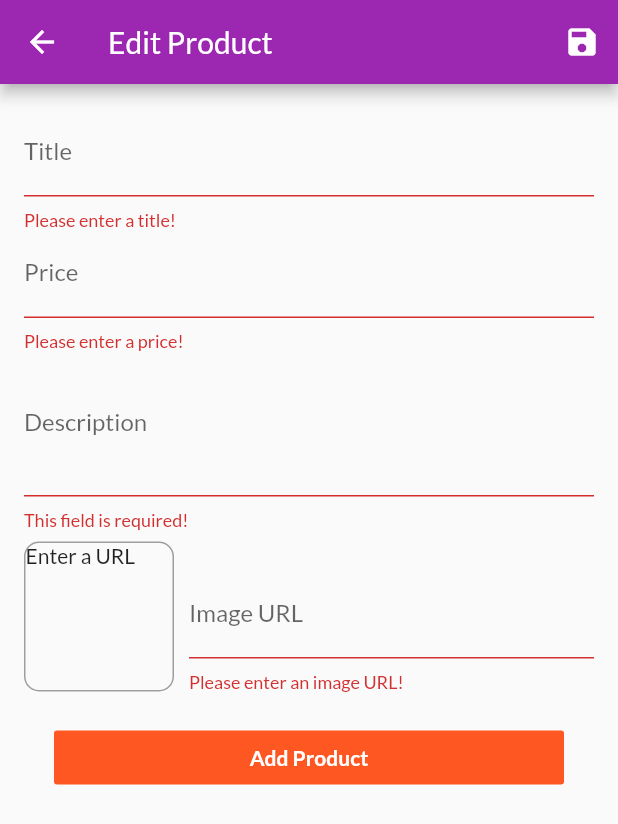
After one commit to Olaoluwa1995/shop-app, a Flutter app: the EditProductScreen screen opened by its route, after a tap on "Add Product", on a phone screen of 412 x 824 dp. The commit adds this screen. Shown: the top 824 px of the screen. Run offline on Flutter 3.47's test engine with Material 2 defaults, Android fonts, the phone set to English and light mode, and no system bars; network calls fail.

Commit message:
feature: edit product screen and add product

```diff
--- a/lib/main.dart
+++ b/lib/main.dart
@@ -9,6 +9,7 @@ import './screens/cart_screen.dart';
 import './providers/orders.dart';
 import './screens/order_screen.dart';
 import './screens/user_products_screen.dart';
+import './screens/edit_product_screen.dart';
 
 void main() {
   runApp(MyApp());
@@ -45,6 +46,7 @@ class MyApp extends StatelessWidget {
           CartScreen.routeName: (ctx) => CartScreen(),
           OrderScreen.routeName: (ctx) => OrderScreen(),
           UserProductsScreen.routeName: (ctx) => UserProductsScreen(),
+          EditProductScreen.routeName: (ctx) => EditProductScreen()
         },
       ),
     );
--- a/lib/providers/products.dart
+++ b/lib/providers/products.dart
@@ -60,8 +60,8 @@ class Products with ChangeNotifier {
   //   _showFavoritesOnly = false;
   // }
 
-  void appProduct() {
-    // _items.add(value);
+  void aadProduct(Product product) {
+    _items.add(product);
     notifyListeners();
   }
 }
--- /dev/null
+++ b/lib/screens/edit_product_screen.dart
@@ -0,0 +1,246 @@
+import 'package:flutter/material.dart';
+import 'package:provider/provider.dart';
+
+import '../providers/product.dart';
+import '../providers/products.dart';
+
+class EditProductScreen extends StatefulWidget {
+  static const routeName = '/editProduct';
+  @override
+  _EditProductScreenState createState() => _EditProductScreenState();
+}
+
+class _EditProductScreenState extends State<EditProductScreen> {
+  final _priceFocusNode = FocusNode();
+  final _descriptionFocusNode = FocusNode();
+  final _imageUrlController = TextEditingController();
+  final _imageUrlFocusNode = FocusNode();
+  final _form = GlobalKey<FormState>();
+  var _editProduct = Product(
+    id: DateTime.now().toString(),
+    title: '',
+    imageUrl: '',
+    price: 0,
+    description: '',
+  );
+
+  @override
+  void initState() {
+    _imageUrlFocusNode.addListener(_updateImageUrl);
+    super.initState();
+  }
+
+  @override
+  void dispose() {
+    _imageUrlFocusNode.removeListener(_updateImageUrl);
+    _priceFocusNode.dispose();
+    _descriptionFocusNode.dispose();
+    _imageUrlController.dispose();
+    _imageUrlFocusNode.dispose();
+    super.dispose();
+  }
+
+  void _updateImageUrl() {
+    if (!_imageUrlFocusNode.hasFocus) {
+      if (_imageUrlController.text.isEmpty ||
+          (!_imageUrlController.text.startsWith('http') &&
+              !_imageUrlController.text.startsWith('https')) ||
+          (!_imageUrlController.text.endsWith('.jpg') &&
+              !_imageUrlController.text.endsWith('png') &&
+              !_imageUrlController.text.endsWith('jpeg'))) {
+        return;
+      }
+      setState(() {});
+    }
+  }
+
+  void _addProduct() {
+    final isValid = _form.currentState.validate();
+    if (!isValid) {
+      return;
+    }
+    _form.currentState.save();
+    Provider.of<Products>(context, listen: false).aadProduct(_editProduct);
+    Navigator.of(context).pop();
+  }
+
+  @override
+  Widget build(BuildContext context) {
+    return Scaffold(
+      appBar: AppBar(
+        title: Text('Edit Product'),
+        actions: [
+          IconButton(
+            icon: Icon(Icons.save),
+            onPressed: _addProduct,
+          )
+        ],
+      ),
+      body: Padding(
+        padding: const EdgeInsets.all(16.0),
+        child: Form(
+          key: _form,
+          child: ListView(
+            children: [
+              TextFormField(
+                decoration: InputDecoration(labelText: 'Title'),
+                textInputAction: TextInputAction.next,
+                onFieldSubmitted: (_) {
+                  FocusScope.of(context).requestFocus(_priceFocusNode);
+                },
+                onSaved: (value) {
+                  _editProduct = Product(
+                    id: _editProduct.id,
+                    title: value,
+                    description: _editProduct.description,
+                    price: _editProduct.price,
+                    imageUrl: _editProduct.imageUrl,
+                  );
+                },
+                validator: (value) {
+                  if (value.isEmpty) {
+                    return 'Please enter a title!';
+                  }
+                  return null;
+                },
+              ),
+              TextFormField(
+                decoration: InputDecoration(labelText: 'Price'),
+                textInputAction: TextInputAction.next,
+                keyboardType: TextInputType.number,
+                focusNode: _priceFocusNode,
+                onFieldSubmitted: (_) {
+                  FocusScope.of(context).requestFocus(_descriptionFocusNode);
+                },
+                onSaved: (value) {
+                  _editProduct = Product(
+                    id: _editProduct.id,
+                    title: _editProduct.title,
+                    description: _editProduct.description,
+                    price: double.parse(value),
+                    imageUrl: _editProduct.imageUrl,
+                  );
+                },
+                validator: (value) {
+                  if (value.isEmpty) {
+                    return 'Please enter a price!';
+                  }
+                  if (double.tryParse(value) == null) {
+                    return 'Please enter a valid number!';
+                  }
+                  if (double.parse(value) <= 0) {
+                    return 'Price must be greater than 0';
+                  }
+                  return null;
+                },
+              ),
+              TextFormField(
+                decoration: InputDecoration(labelText: 'Description'),
+                maxLines: 3,
+                keyboardType: TextInputType.multiline,
+                focusNode: _descriptionFocusNode,
+                onSaved: (value) {
+                  _editProduct = Product(
+                    id: _editProduct.id,
+                    title: _editProduct.title,
+                    description: value,
+                    price: _editProduct.price,
+                    imageUrl: _editProduct.imageUrl,
+                  );
+                },
+                validator: (value) {
+                  if (value.isEmpty) {
+                    return 'This field is required!';
+                  }
+
+                  if (value.length <= 10) {
+                    return 'Please description should be al least than 10 letters';
+                  }
+                  return null;
+                },
+              ),
+              Row(
+                crossAxisAlignment: CrossAxisAlignment.end,
+                children: [
+                  Container(
+                    width: 100,
+                    height: 100,
+                    margin: const EdgeInsets.only(
+                      top: 8,
+                      right: 10,
+                    ),
+                    decoration: BoxDecoration(
+                      border: Border.all(
+                        width: 1,
+                        color: Colors.grey,
+                      ),
+                      borderRadius: BorderRadius.all(Radius.circular(10)),
+                    ),
+                    child: _imageUrlController.text.isEmpty
+                        ? Text('Enter a URL')
+                        : FittedBox(
+                            child: Image.network(
+                              _imageUrlController.text,
+                              fit: BoxFit.cover,
+                            ),
+                          ),
+                  ),
+                  Expanded(
+                    child: TextFormField(
+                      decoration: InputDecoration(labelText: 'Image URL'),
+                      keyboardType: TextInputType.url,
+                      textInputAction: TextInputAction.done,
+                      controller: _imageUrlController,
+                      focusNode: _imageUrlFocusNode,
+                      onFieldSubmitted: (_) {
+                        _addProduct();
+                      },
+                      onSaved: (value) {
+                        _editProduct = Product(
+                          id: _editProduct.id,
+                          title: _editProduct.title,
+                          description: _editProduct.description,
+                          price: _editProduct.price,
+                          imageUrl: value,
+                        );
+                      },
+                      validator: (value) {
+                        if (value.isEmpty) {
+                          return 'Please enter an image URL!';
+                        }
+
+                        if (!value.startsWith('http') &&
+                            !value.startsWith('https')) {
+                          return 'Please enter a valid URL';
+                        }
+
+                        if (!value.endsWith('.jpg') &&
+                            !value.endsWith('png') &&
+                            !value.endsWith('jpeg')) {
+                          return 'Please enter a valid image URL';
+                        }
+                        return null;
+                      },
+                    ),
+                  )
+                ],
+              ),
+              Padding(
+                padding: const EdgeInsets.all(20.0),
+                child: FlatButton(
+                  onPressed: _addProduct,
+                  child: Text(
+                    'Add Product',
+                    style: TextStyle(
+                        color: Colors.white, fontWeight: FontWeight.bold),
+                  ),
+                  color: Theme.of(context).accentColor,
+                ),
+              )
+            ],
+          ),
+        ),
+      ),
+    );
+  }
+}
--- a/lib/screens/user_products_screen.dart
+++ b/lib/screens/user_products_screen.dart
@@ -4,6 +4,7 @@ import 'package:provider/provider.dart';
 import '../providers/products.dart';
 import '../widgets/user_product_item.dart';
 import '../widgets/app_drawer.dart';
+import '../screens/edit_product_screen.dart';
 
 class UserProductsScreen extends StatelessWidget {
   static const routeName = '/userProduct';
@@ -17,7 +18,9 @@ class UserProductsScreen extends StatelessWidget {
         actions: [
           IconButton(
             icon: Icon(Icons.add),
-            onPressed: () {},
+            onPressed: () {
+              Navigator.of(context).pushNamed(EditProductScreen.routeName);
+            },
           ),
         ],
       ),
```
Also changed, not shown: pubspec.lock.
